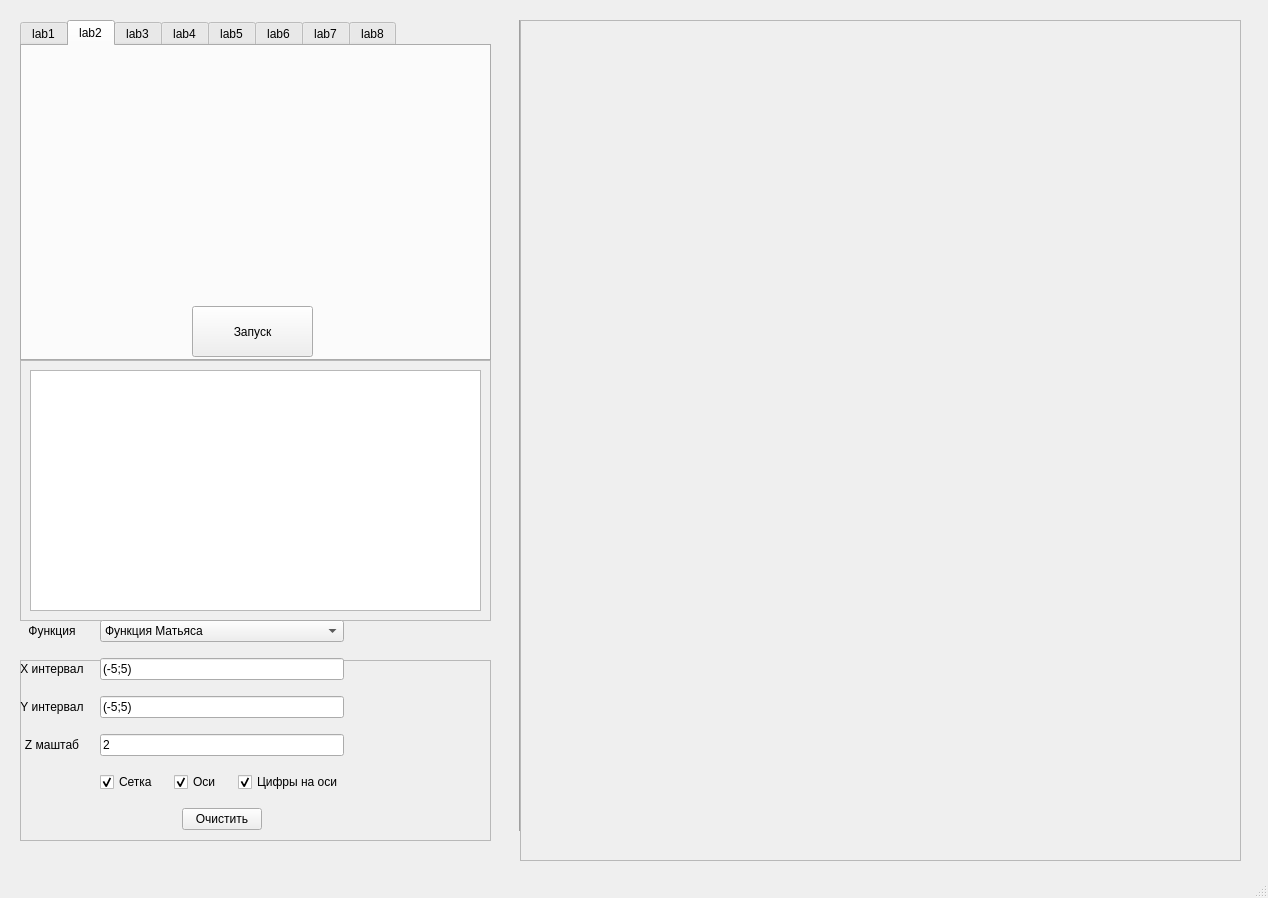
Above: ui/app.ui from programat/MethodsSearchOptimization before the change. Below: the same form after it.
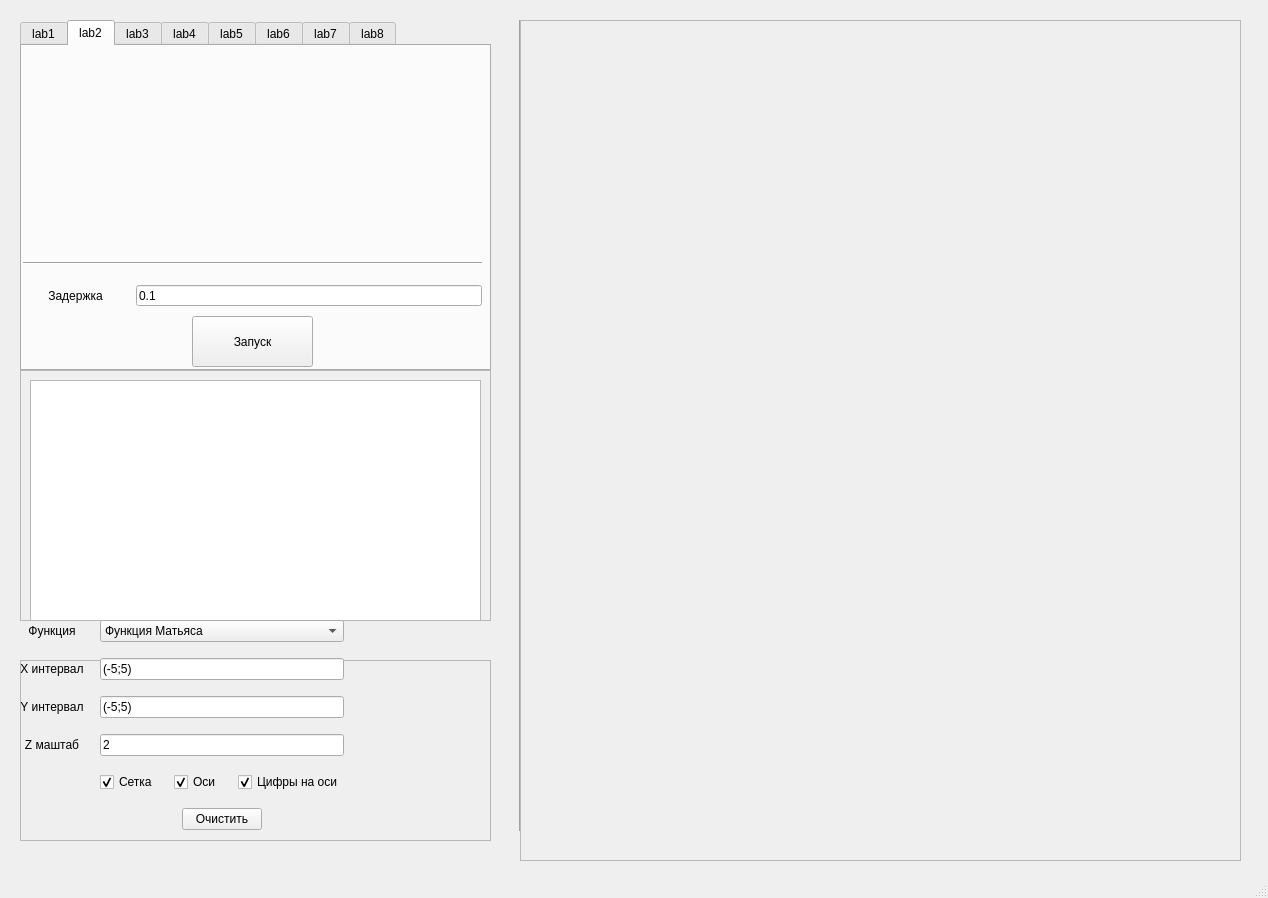
That is the form after the change. The open tabs and pages were chosen to show the change. Icons and pictures are not drawn.

Diff of the .ui file:
```diff
--- a/ui/app.ui
+++ b/ui/app.ui
@@ -39,7 +39,7 @@
       <x>20</x>
       <y>20</y>
       <width>471</width>
-      <height>341</height>
+      <height>351</height>
      </rect>
     </property>
     <property name="autoFillBackground">
@@ -194,7 +194,7 @@
       <property name="geometry">
        <rect>
         <x>20</x>
-        <y>40</y>
+        <y>20</y>
         <width>431</width>
         <height>191</height>
        </rect>
@@ -231,7 +231,7 @@
       <property name="geometry">
        <rect>
         <x>170</x>
-        <y>260</y>
+        <y>270</y>
         <width>121</width>
         <height>51</height>
        </rect>
@@ -258,6 +258,48 @@
        <string>Запуск</string>
       </property>
      </widget>
+     <widget class="QLineEdit" name="lab2_delay">
+      <property name="geometry">
+       <rect>
+        <x>114</x>
+        <y>239</y>
+        <width>346</width>
+        <height>21</height>
+       </rect>
+      </property>
+      <property name="text">
+       <string>0.1</string>
+      </property>
+     </widget>
+     <widget class="QLabel" name="label_18">
+      <property name="geometry">
+       <rect>
+        <x>1</x>
+        <y>239</y>
+        <width>105</width>
+        <height>21</height>
+       </rect>
+      </property>
+      <property name="text">
+       <string>Задержка</string>
+      </property>
+      <property name="alignment">
+       <set>Qt::AlignCenter</set>
+      </property>
+     </widget>
+     <widget class="Line" name="line_3">
+      <property name="geometry">
+       <rect>
+        <x>1</x>
+        <y>216</y>
+        <width>459</width>
+        <height>3</height>
+       </rect>
+      </property>
+      <property name="orientation">
+       <enum>Qt::Horizontal</enum>
+      </property>
+     </widget>
     </widget>
     <widget class="QWidget" name="tab_3">
      <attribute name="title">
@@ -480,9 +522,9 @@
     <property name="geometry">
      <rect>
       <x>20</x>
-      <y>360</y>
+      <y>370</y>
       <width>471</width>
-      <height>261</height>
+      <height>251</height>
      </rect>
     </property>
     <property name="autoFillBackground">
```
Left out of the diff: 112 changed lines with no effect on the pictures.
